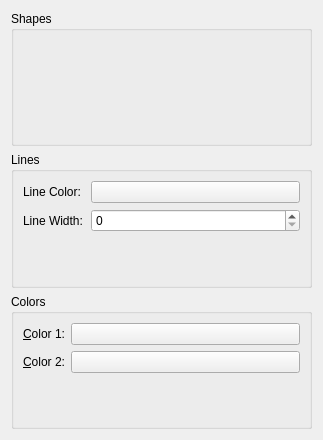
Before: the Qt Designer form plugins/generators/multigridpattern/wdgmultigridpatternoptions.ui in KDE/krita, drawn with Qt 5.
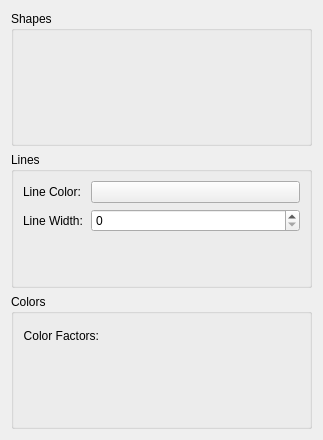
After: the same form once the commit is applied. Custom widgets are drawn as their Qt base class.

Commit message: Implement a gradient edit for the shape colors.

The edit to the form file:
```diff
--- a/plugins/generators/multigridpattern/wdgmultigridpatternoptions.ui
+++ b/plugins/generators/multigridpattern/wdgmultigridpatternoptions.ui
@@ -64,38 +64,16 @@
       <string>Colors</string>
      </property>
      <layout class="QFormLayout" name="formLayout">
-      <item row="0" column="0">
-       <widget class="QLabel" name="lblColor">
-        <property name="text">
-         <string>&amp;Color 1:</string>
-        </property>
-        <property name="alignment">
-         <set>Qt::AlignRight|Qt::AlignTrailing|Qt::AlignVCenter</set>
-        </property>
-        <property name="buddy">
-         <cstring>bnColor1</cstring>
-        </property>
-       </widget>
-      </item>
-      <item row="0" column="1">
-       <widget class="KisColorButton" name="bnColor1"/>
-      </item>
       <item row="1" column="0">
        <widget class="QLabel" name="lblColor2">
         <property name="text">
-         <string>&amp;Color 2:</string>
+         <string>Color Factors:</string>
         </property>
         <property name="alignment">
          <set>Qt::AlignRight|Qt::AlignTrailing|Qt::AlignVCenter</set>
         </property>
-        <property name="buddy">
-         <cstring>bnColor1</cstring>
-        </property>
        </widget>
       </item>
-      <item row="1" column="1">
-       <widget class="KisColorButton" name="bnColor2"/>
-      </item>
       <item row="2" column="0" colspan="2">
        <widget class="KisDoubleSliderSpinBox" name="sldColorRatio" native="true"/>
       </item>
@@ -105,12 +83,21 @@
       <item row="4" column="0" colspan="2">
        <widget class="KisDoubleSliderSpinBox" name="sldColorIndex" native="true"/>
       </item>
+      <item row="0" column="0">
+       <widget class="KisStopGradientEditor" name="wdgGradient" native="true"/>
+      </item>
      </layout>
     </widget>
    </item>
   </layout>
  </widget>
  <customwidgets>
+  <customwidget>
+   <class>KisStopGradientEditor</class>
+   <extends>QWidget</extends>
+   <header>kis_stopgradient_editor.h</header>
+   <container>1</container>
+  </customwidget>
   <customwidget>
    <class>KisDoubleSliderSpinBox</class>
    <extends>QWidget</extends>
```
The commit also changes 3 other files.
